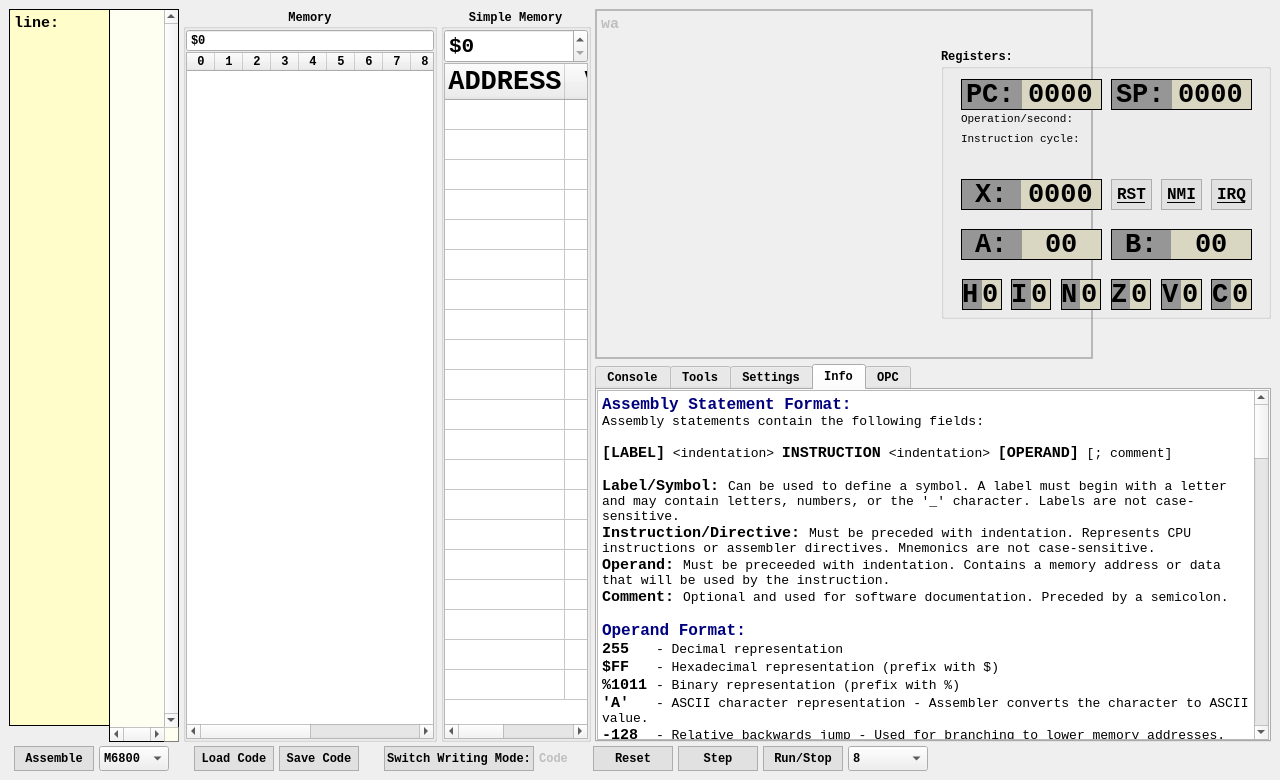
Before: the Qt Designer form src/ui/MainWindow.ui in VladimirJanus/Motorola-M68XX-Microprocessor-Emulator, drawn with Qt 5.
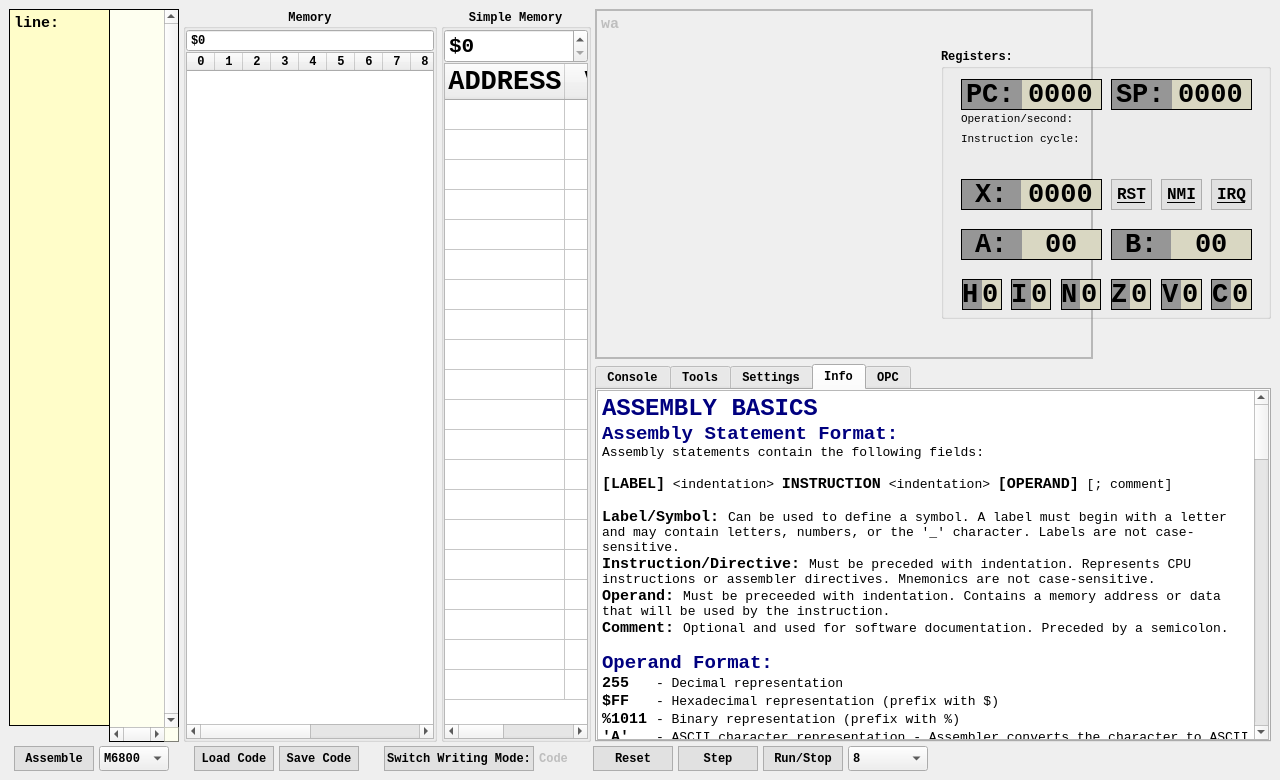
After: the same form once the commit is applied.

Commit message: selection fix, expression eval fix, assembly error report fix

What changed in the file:
```diff
--- a/src/ui/MainWindow.ui
+++ b/src/ui/MainWindow.ui
@@ -5708,7 +5708,8 @@
 li.unchecked::marker { content: &quot;\2610&quot;; }
 li.checked::marker { content: &quot;\2612&quot;; }
 &lt;/style&gt;&lt;/head&gt;&lt;body style=&quot; font-family:'Consolas'; font-size:10pt; font-weight:400; font-style:normal;&quot;&gt;
-&lt;p style=&quot; margin-top:0px; margin-bottom:0px; margin-left:0px; margin-right:0px; -qt-block-indent:0; text-indent:0px;&quot;&gt;&lt;span style=&quot; font-size:12pt; font-weight:700; color:#00007f;&quot;&gt;Assembly Statement Format:&lt;/span&gt;&lt;/p&gt;
+&lt;p style=&quot; margin-top:0px; margin-bottom:0px; margin-left:0px; margin-right:0px; -qt-block-indent:0; text-indent:0px;&quot;&gt;&lt;span style=&quot; font-size:18pt; font-weight:700; color:#00007f;&quot;&gt;ASSEMBLY BASICS&lt;/span&gt;&lt;/p&gt;
+&lt;p style=&quot; margin-top:0px; margin-bottom:0px; margin-left:0px; margin-right:0px; -qt-block-indent:0; text-indent:0px;&quot;&gt;&lt;span style=&quot; font-size:14pt; font-weight:700; color:#00007f;&quot;&gt;Assembly Statement Format:&lt;/span&gt;&lt;/p&gt;
 &lt;p style=&quot; margin-top:0px; margin-bottom:0px; margin-left:0px; margin-right:0px; -qt-block-indent:0; text-indent:0px;&quot;&gt;Assembly statements contain the following fields:&lt;/p&gt;
 &lt;p style=&quot;-qt-paragraph-type:empty; margin-top:0px; margin-bottom:0px; margin-left:0px; margin-right:0px; -qt-block-indent:0; text-indent:0px;&quot;&gt;&lt;br /&gt;&lt;/p&gt;
 &lt;p style=&quot; margin-top:0px; margin-bottom:0px; margin-left:0px; margin-right:0px; -qt-block-indent:0; text-indent:0px;&quot;&gt;&lt;span style=&quot; font-size:11pt; font-weight:700;&quot;&gt;[LABEL]&lt;/span&gt; &amp;lt;indentation&amp;gt; &lt;span style=&quot; font-size:11pt; font-weight:700;&quot;&gt;INSTRUCTION&lt;/span&gt; &amp;lt;indentation&amp;gt; &lt;span style=&quot; font-size:11pt; font-weight:700;&quot;&gt;[OPERAND]&lt;/span&gt; [; comment]&lt;/p&gt;
@@ -5718,7 +5719,7 @@
 &lt;p style=&quot; margin-top:0px; margin-bottom:0px; margin-left:0px; margin-right:0px; -qt-block-indent:0; text-indent:0px;&quot;&gt;&lt;span style=&quot; font-size:11pt; font-weight:700;&quot;&gt;Operand: &lt;/span&gt;Must be preceeded with indentation. Contains a memory address or data that will be used by the instruction.&lt;/p&gt;
 &lt;p style=&quot; margin-top:0px; margin-bottom:0px; margin-left:0px; margin-right:0px; -qt-block-indent:0; text-indent:0px;&quot;&gt;&lt;span style=&quot; font-size:11pt; font-weight:700;&quot;&gt;Comment: &lt;/span&gt;Optional and used for software documentation. Preceded by a semicolon.&lt;/p&gt;
 &lt;p style=&quot;-qt-paragraph-type:empty; margin-top:0px; margin-bottom:0px; margin-left:0px; margin-right:0px; -qt-block-indent:0; text-indent:0px;&quot;&gt;&lt;br /&gt;&lt;/p&gt;
-&lt;p style=&quot; margin-top:0px; margin-bottom:0px; margin-left:0px; margin-right:0px; -qt-block-indent:0; text-indent:0px;&quot;&gt;&lt;span style=&quot; font-size:12pt; font-weight:700; color:#00007f;&quot;&gt;Operand Format:&lt;/span&gt;&lt;/p&gt;
+&lt;p style=&quot; margin-top:0px; margin-bottom:0px; margin-left:0px; margin-right:0px; -qt-block-indent:0; text-indent:0px;&quot;&gt;&lt;span style=&quot; font-size:14pt; font-weight:700; color:#00007f;&quot;&gt;Operand Format:&lt;/span&gt;&lt;/p&gt;
 &lt;p style=&quot; margin-top:0px; margin-bottom:0px; margin-left:0px; margin-right:0px; -qt-block-indent:0; text-indent:0px;&quot;&gt;&lt;span style=&quot; font-size:11pt; font-weight:700;&quot;&gt;255   &lt;/span&gt;- Decimal representation&lt;/p&gt;
 &lt;p style=&quot; margin-top:0px; margin-bottom:0px; margin-left:0px; margin-right:0px; -qt-block-indent:0; text-indent:0px;&quot;&gt;&lt;span style=&quot; font-size:11pt; font-weight:700;&quot;&gt;$FF   &lt;/span&gt;- Hexadecimal representation (prefix with $)&lt;/p&gt;
 &lt;p style=&quot; margin-top:0px; margin-bottom:0px; margin-left:0px; margin-right:0px; -qt-block-indent:0; text-indent:0px;&quot;&gt;&lt;span style=&quot; font-size:11pt; font-weight:700;&quot;&gt;%1011 &lt;/span&gt;- Binary representation (prefix with %)&lt;/p&gt;
@@ -5727,32 +5728,34 @@
 &lt;p style=&quot; margin-top:0px; margin-bottom:0px; margin-left:0px; margin-right:0px; -qt-block-indent:0; text-indent:0px;&quot;&gt;&lt;span style=&quot; font-size:11pt; font-weight:700;&quot;&gt;&amp;quot;str&amp;quot; &lt;/span&gt;- .STR string - Used only for defining a string for the .STR directive.&lt;/p&gt;
 &lt;p style=&quot;-qt-paragraph-type:empty; margin-top:0px; margin-bottom:0px; margin-left:0px; margin-right:0px; -qt-block-indent:0; text-indent:0px;&quot;&gt;&lt;br /&gt;&lt;/p&gt;
 &lt;p style=&quot; margin-top:0px; margin-bottom:0px; margin-left:0px; margin-right:0px; -qt-block-indent:0; text-indent:0px;&quot;&gt;&lt;span style=&quot; font-size:11pt; font-weight:700;&quot;&gt;EXPRESSIONS:&lt;/span&gt;&lt;/p&gt;
-&lt;p style=&quot; margin-top:0px; margin-bottom:0px; margin-left:0px; margin-right:0px; -qt-block-indent:0; text-indent:0px;&quot;&gt;The assembler can calculate expressions during assembly using addition and subtraction operations.  Example:&lt;br /&gt;[	LDAA LABEL1+LABEL2-2]&lt;/p&gt;
-&lt;p style=&quot; margin-top:0px; margin-bottom:0px; margin-left:0px; margin-right:0px; -qt-block-indent:0; text-indent:0px;&quot;&gt;[	.EQU LBAEL1 + 40]&lt;/p&gt;
+&lt;p style=&quot; margin-top:0px; margin-bottom:0px; margin-left:0px; margin-right:0px; -qt-block-indent:0; text-indent:0px;&quot;&gt;The assembler can calculate expressions during assembly using addition and subtraction operations.  Example:&lt;br /&gt;[        LDAA LABEL1+LABEL2-2]&lt;/p&gt;
+&lt;p style=&quot; margin-top:0px; margin-bottom:0px; margin-left:0px; margin-right:0px; -qt-block-indent:0; text-indent:0px;&quot;&gt;[        .EQU LBAEL1 + 40]&lt;/p&gt;
 &lt;p style=&quot; margin-top:0px; margin-bottom:0px; margin-left:0px; margin-right:0px; -qt-block-indent:0; text-indent:0px;&quot;&gt;&lt;span style=&quot; font-weight:700;&quot;&gt;Note:&lt;/span&gt; That assembly directives do not support forward references. (can only use previously defined labels)&lt;/p&gt;
 &lt;p style=&quot; margin-top:0px; margin-bottom:0px; margin-left:0px; margin-right:0px; -qt-block-indent:0; text-indent:0px;&quot;&gt;&lt;span style=&quot; font-weight:700;&quot;&gt;Note:&lt;/span&gt; Expressions may not be used in RELative addressing.&lt;/p&gt;
 &lt;p style=&quot;-qt-paragraph-type:empty; margin-top:0px; margin-bottom:0px; margin-left:0px; margin-right:0px; -qt-block-indent:0; text-indent:0px;&quot;&gt;&lt;br /&gt;&lt;/p&gt;
-&lt;p style=&quot; margin-top:0px; margin-bottom:0px; margin-left:0px; margin-right:0px; -qt-block-indent:0; text-indent:0px;&quot;&gt;&lt;span style=&quot; font-size:12pt; font-weight:700; color:#00007f;&quot;&gt;M68XX Addressing Modes:&lt;/span&gt;&lt;/p&gt;
-&lt;p style=&quot; margin-top:0px; margin-bottom:0px; margin-left:0px; margin-right:0px; -qt-block-indent:0; text-indent:0px;&quot;&gt;&lt;span style=&quot; font-size:11pt; font-weight:700;&quot;&gt;NOP&lt;/span&gt;&lt;span style=&quot; font-size:11pt;&quot;&gt;        &lt;/span&gt;- &lt;span style=&quot; font-size:11pt; font-weight:700;&quot;&gt;INH&lt;/span&gt;erited addressing - Instruction requires no data.&lt;/p&gt;
-&lt;p style=&quot; margin-top:0px; margin-bottom:0px; margin-left:0px; margin-right:0px; -qt-block-indent:0; text-indent:0px;&quot;&gt;&lt;span style=&quot; font-size:11pt; font-weight:700;&quot;&gt;LDAA #255  &lt;/span&gt;&lt;span style=&quot; font-weight:700;&quot;&gt;-&lt;/span&gt; &lt;span style=&quot; font-size:11pt; font-weight:700;&quot;&gt;IMM&lt;/span&gt;ediate addressing - The operand is included in the instruction.&lt;/p&gt;
-&lt;p style=&quot; margin-top:0px; margin-bottom:0px; margin-left:0px; margin-right:0px; -qt-block-indent:0; text-indent:0px;&quot;&gt;&lt;span style=&quot; font-size:11pt; font-weight:700;&quot;&gt;LDAA 255   &lt;/span&gt;&lt;span style=&quot; font-weight:700;&quot;&gt;-&lt;/span&gt; &lt;span style=&quot; font-size:11pt; font-weight:700;&quot;&gt;DIR&lt;/span&gt;ect addressing    - The address of the operand is specified. (Address &amp;lt; 256)&lt;/p&gt;
-&lt;p style=&quot; margin-top:0px; margin-bottom:0px; margin-left:0px; margin-right:0px; -qt-block-indent:0; text-indent:0px;&quot;&gt;&lt;span style=&quot; font-size:11pt; font-weight:700;&quot;&gt;LDAA 65535 &lt;/span&gt;&lt;span style=&quot; font-weight:700;&quot;&gt;-&lt;/span&gt; &lt;span style=&quot; font-size:11pt; font-weight:700;&quot;&gt;EXT&lt;/span&gt;ended addressing  - The address of the operand is specified. (Address &amp;gt; 255)&lt;/p&gt;
-&lt;p style=&quot; margin-top:0px; margin-bottom:0px; margin-left:0px; margin-right:0px; -qt-block-indent:0; text-indent:0px;&quot;&gt;&lt;span style=&quot; font-size:11pt; font-weight:700;&quot;&gt;LDAA 255,x &lt;/span&gt;&lt;span style=&quot; font-weight:700;&quot;&gt;-&lt;/span&gt; &lt;span style=&quot; font-size:11pt; font-weight:700;&quot;&gt;IND&lt;/span&gt;exed addressing   - The address of the operand is the index register offset by the number specified.&lt;/p&gt;
-&lt;p style=&quot; margin-top:0px; margin-bottom:0px; margin-left:0px; margin-right:0px; -qt-block-indent:0; text-indent:0px;&quot;&gt;&lt;span style=&quot; font-size:11pt; font-weight:700;&quot;&gt;BRA 127&lt;/span&gt;&lt;span style=&quot; font-size:11pt;&quot;&gt;    &lt;/span&gt;- &lt;span style=&quot; font-size:11pt; font-weight:700;&quot;&gt;REL&lt;/span&gt;ative addressing  - Ranges [-128, 127]. The instruction to branch to is located at PC+2 +- offset.&lt;/p&gt;
+&lt;p style=&quot; margin-top:0px; margin-bottom:0px; margin-left:0px; margin-right:0px; -qt-block-indent:0; text-indent:0px;&quot;&gt;&lt;span style=&quot; font-size:14pt; font-weight:700; color:#00007f;&quot;&gt;M68XX Addressing Modes:&lt;/span&gt;&lt;/p&gt;
+&lt;p style=&quot; margin-top:0px; margin-bottom:0px; margin-left:0px; margin-right:0px; -qt-block-indent:0; text-indent:0px;&quot;&gt;&lt;span style=&quot; font-size:11pt; font-weight:700;&quot;&gt;NOP&lt;/span&gt;&lt;span style=&quot; font-size:11pt;&quot;&gt;        &lt;/span&gt;- &lt;span style=&quot; font-size:11pt; font-weight:700;&quot;&gt;INH&lt;/span&gt;erited - No operand required. The instruction operates without additional data.&lt;/p&gt;
+&lt;p style=&quot; margin-top:0px; margin-bottom:0px; margin-left:0px; margin-right:0px; -qt-block-indent:0; text-indent:0px;&quot;&gt;&lt;span style=&quot; font-size:11pt; font-weight:700;&quot;&gt;LDAA #255  &lt;/span&gt;&lt;span style=&quot; font-weight:700;&quot;&gt;-&lt;/span&gt; &lt;span style=&quot; font-size:11pt; font-weight:700;&quot;&gt;IMM&lt;/span&gt;ediate - Operand is included directly in the instruction. Loads the value &lt;span style=&quot; font-family:'Courier New';&quot;&gt;255&lt;/span&gt; into accumulator A.&lt;/p&gt;
+&lt;p style=&quot; margin-top:0px; margin-bottom:0px; margin-left:0px; margin-right:0px; -qt-block-indent:0; text-indent:0px;&quot;&gt;&lt;span style=&quot; font-size:11pt; font-weight:700;&quot;&gt;LDAA 255   &lt;/span&gt;&lt;span style=&quot; font-weight:700;&quot;&gt;-&lt;/span&gt; &lt;span style=&quot; font-size:11pt; font-weight:700;&quot;&gt;DIR&lt;/span&gt;ect    - Specifies an address less than &lt;span style=&quot; font-family:'Courier New';&quot;&gt;256&lt;/span&gt; (i.e., &lt;span style=&quot; font-family:'Courier New';&quot;&gt;$00 - $FF&lt;/span&gt;). Loads the value at memory address &lt;span style=&quot; font-family:'Courier New';&quot;&gt;255&lt;/span&gt; into A.&lt;/p&gt;
+&lt;p style=&quot; margin-top:0px; margin-bottom:0px; margin-left:0px; margin-right:0px; -qt-block-indent:0; text-indent:0px;&quot;&gt;&lt;span style=&quot; font-size:11pt; font-weight:700;&quot;&gt;LDAA 65535 &lt;/span&gt;&lt;span style=&quot; font-weight:700;&quot;&gt;-&lt;/span&gt; &lt;span style=&quot; font-size:11pt; font-weight:700;&quot;&gt;EXT&lt;/span&gt;ended  - Specifies an address greater than &lt;span style=&quot; font-family:'Courier New';&quot;&gt;255&lt;/span&gt; (i.e., &lt;span style=&quot; font-family:'Courier New';&quot;&gt;$0100 - $FFFF&lt;/span&gt;). Loads the value at memory address &lt;span style=&quot; font-family:'Courier New';&quot;&gt;65535&lt;/span&gt; into A.&lt;/p&gt;
+&lt;p style=&quot; margin-top:0px; margin-bottom:0px; margin-left:0px; margin-right:0px; -qt-block-indent:0; text-indent:0px;&quot;&gt;&lt;span style=&quot; font-size:11pt; font-weight:700;&quot;&gt;LDAA 255,x &lt;/span&gt;&lt;span style=&quot; font-weight:700;&quot;&gt;-&lt;/span&gt; &lt;span style=&quot; font-size:11pt; font-weight:700;&quot;&gt;IND&lt;/span&gt;exed   - The operand’s address is calculated as the sum of the index register (&lt;span style=&quot; font-family:'Courier New';&quot;&gt;X&lt;/span&gt;) and the offset &lt;span style=&quot; font-family:'Courier New';&quot;&gt;255&lt;/span&gt;. Loads the value at this calculated address into A.&lt;/p&gt;
+&lt;p style=&quot; margin-top:0px; margin-bottom:0px; margin-left:0px; margin-right:0px; -qt-block-indent:0; text-indent:0px;&quot;&gt;&lt;span style=&quot; font-size:11pt; font-weight:700;&quot;&gt;BRA 127&lt;/span&gt;&lt;span style=&quot; font-size:11pt;&quot;&gt;    &lt;/span&gt;- &lt;span style=&quot; font-size:11pt; font-weight:700;&quot;&gt;REL&lt;/span&gt;ative  - Used for branching. The branch target is relative to the program counter (PC). Offset ranges from &lt;span style=&quot; font-family:'Courier New';&quot;&gt;-128&lt;/span&gt; to &lt;span style=&quot; font-family:'Courier New';&quot;&gt;+127&lt;/span&gt;. The location is calculated as PC+2+offset.&lt;/p&gt;
 &lt;p style=&quot;-qt-paragraph-type:empty; margin-top:0px; margin-bottom:0px; margin-left:0px; margin-right:0px; -qt-block-indent:0; text-indent:0px; font-size:11pt; font-weight:700;&quot;&gt;&lt;br /&gt;&lt;/p&gt;
-&lt;p style=&quot; margin-top:0px; margin-bottom:0px; margin-left:0px; margin-right:0px; -qt-block-indent:0; text-indent:0px;&quot;&gt;&lt;span style=&quot; font-size:12pt; font-weight:700; color:#00007f;&quot;&gt;Assembly Directives:&lt;/span&gt;&lt;/p&gt;
-&lt;p style=&quot; margin-top:0px; margin-bottom:0px; margin-left:0px; margin-right:0px; -qt-block-indent:0; text-indent:0px;&quot;&gt;&lt;span style=&quot; font-size:11pt; font-weight:700;&quot;&gt;.ORG  &lt;/span&gt;- sets where code will be assembled following the directive and sets the reset pointer to the specified address. Example:&lt;br /&gt;[	.org $50]&lt;/p&gt;
-&lt;p style=&quot; margin-top:0px; margin-bottom:0px; margin-left:0px; margin-right:0px; -qt-block-indent:0; text-indent:0px;&quot;&gt;&lt;span style=&quot; font-size:11pt; font-weight:700;&quot;&gt;.EQU  &lt;/span&gt;- assigns a constant value to a label. Example:&lt;br /&gt;[hello	.equ 56]&lt;/p&gt;
-&lt;p style=&quot; margin-top:0px; margin-bottom:0px; margin-left:0px; margin-right:0px; -qt-block-indent:0; text-indent:0px;&quot;&gt;&lt;span style=&quot; font-size:11pt; font-weight:700;&quot;&gt;.RMB  &lt;/span&gt;- reserves memory. Tells the assembler to continue assembling after the reserved memory. Example:&lt;br /&gt;[	.rmb  56]&lt;/p&gt;
-&lt;p style=&quot; margin-top:0px; margin-bottom:0px; margin-left:0px; margin-right:0px; -qt-block-indent:0; text-indent:0px;&quot;&gt;&lt;span style=&quot; font-size:11pt; font-weight:700;&quot;&gt;.BYTE &lt;/span&gt;- sets an address in memory to a byte represented by its operand. By separating multiple bytes with commas, they will be consecutively written to memory. Its label will contain the location of the first byte. Examples:&lt;br /&gt;[	.byte %101011]&lt;br /&gt;[	.byte 'g',$62,35]&lt;/p&gt;
-&lt;p style=&quot; margin-top:0px; margin-bottom:0px; margin-left:0px; margin-right:0px; -qt-block-indent:0; text-indent:0px;&quot;&gt;&lt;span style=&quot; font-size:11pt; font-weight:700;&quot;&gt;.WORD &lt;/span&gt;- sets an address in memory to a word (2 bytes) represented by its operand. By separating multiple words with commas, they will be consecutively written to memory. Its label will contain the location of the first word. Examples:&lt;br /&gt;[	.word %101011111]&lt;br /&gt;[	.word 'g',$622,256]&lt;/p&gt;
-&lt;p style=&quot; margin-top:0px; margin-bottom:0px; margin-left:0px; margin-right:0px; -qt-block-indent:0; text-indent:0px;&quot;&gt;&lt;span style=&quot; font-size:11pt; font-weight:700;&quot;&gt;.SETB &lt;/span&gt;- stores a byte to the specified address. The address and value are separated by commas. Example:&lt;br /&gt;[	.setb $1FFF,$FF]&lt;/p&gt;
-&lt;p style=&quot; margin-top:0px; margin-bottom:0px; margin-left:0px; margin-right:0px; -qt-block-indent:0; text-indent:0px;&quot;&gt;&lt;span style=&quot; font-size:11pt; font-weight:700;&quot;&gt;.SETW &lt;/span&gt;- stores a word (2 bytes) to the specified address. The address and value are separated by commas. Example:&lt;br /&gt;[	.setw $1FFF,$FFFF]&lt;/p&gt;
+&lt;p style=&quot; margin-top:0px; margin-bottom:0px; margin-left:0px; margin-right:0px; -qt-block-indent:0; text-indent:0px;&quot;&gt;&lt;span style=&quot; font-size:14pt; font-weight:700; color:#00007f;&quot;&gt;Assembly Directives:&lt;/span&gt;&lt;/p&gt;
+&lt;p style=&quot; margin-top:0px; margin-bottom:0px; margin-left:0px; margin-right:0px; -qt-block-indent:0; text-indent:0px;&quot;&gt;&lt;span style=&quot; font-size:11pt; font-weight:700;&quot;&gt;.ORG  &lt;/span&gt;- sets where code will be assembled following the directive and sets the reset pointer to the specified address. Example:&lt;br /&gt;[        .org $50]&lt;/p&gt;
+&lt;p style=&quot; margin-top:0px; margin-bottom:0px; margin-left:0px; margin-right:0px; -qt-block-indent:0; text-indent:0px;&quot;&gt;&lt;span style=&quot; font-size:11pt; font-weight:700;&quot;&gt;.EQU  &lt;/span&gt;- assigns a constant value to a label. Example:&lt;br /&gt;[hello   .equ 56]&lt;/p&gt;
+&lt;p style=&quot; margin-top:0px; margin-bottom:0px; margin-left:0px; margin-right:0px; -qt-block-indent:0; text-indent:0px;&quot;&gt;&lt;span style=&quot; font-size:11pt; font-weight:700;&quot;&gt;.RMB  &lt;/span&gt;- reserves memory. Tells the assembler to continue assembling after the reserved memory. Example:&lt;br /&gt;[        .rmb  56]&lt;/p&gt;
+&lt;p style=&quot; margin-top:0px; margin-bottom:0px; margin-left:0px; margin-right:0px; -qt-block-indent:0; text-indent:0px;&quot;&gt;&lt;span style=&quot; font-size:11pt; font-weight:700;&quot;&gt;.BYTE &lt;/span&gt;- sets an address in memory to a byte represented by its operand. By separating multiple bytes with commas, they will be consecutively written to memory. Its label will contain the location of the first byte. Examples:&lt;br /&gt;[        .byte %101011]&lt;br /&gt;[        .byte 'g',$62,35]&lt;/p&gt;
+&lt;p style=&quot; margin-top:0px; margin-bottom:0px; margin-left:0px; margin-right:0px; -qt-block-indent:0; text-indent:0px;&quot;&gt;&lt;span style=&quot; font-size:11pt; font-weight:700;&quot;&gt;.WORD &lt;/span&gt;- sets an address in memory to a word (2 bytes) represented by its operand. By separating multiple words with commas, they will be consecutively written to memory. Its label will contain the location of the first word. Examples:&lt;br /&gt;[        .word %101011111]&lt;br /&gt;[        .word 'g',$622,256]&lt;/p&gt;
+&lt;p style=&quot; margin-top:0px; margin-bottom:0px; margin-left:0px; margin-right:0px; -qt-block-indent:0; text-indent:0px;&quot;&gt;&lt;span style=&quot; font-size:11pt; font-weight:700;&quot;&gt;.SETB &lt;/span&gt;- stores a byte to the specified address. The address and value are separated by commas. Example:&lt;br /&gt;[        .setb $1FFF,$FF]&lt;/p&gt;
+&lt;p style=&quot; margin-top:0px; margin-bottom:0px; margin-left:0px; margin-right:0px; -qt-block-indent:0; text-indent:0px;&quot;&gt;&lt;span style=&quot; font-size:11pt; font-weight:700;&quot;&gt;.SETW &lt;/span&gt;- stores a word (2 bytes) to the specified address. The address and value are separated by commas. Example:&lt;br /&gt;[        .setw $1FFF,$FFFF]&lt;/p&gt;
 &lt;p style=&quot; margin-top:0px; margin-bottom:0px; margin-left:0px; margin-right:0px; -qt-block-indent:0; text-indent:0px;&quot;&gt;&lt;span style=&quot; font-size:11pt; font-weight:700;&quot;&gt;.STR  &lt;/span&gt;- sets a string in memory. The string can include quotes. Examples:&lt;/p&gt;
-&lt;p style=&quot; margin-top:0px; margin-bottom:0px; margin-left:0px; margin-right:0px; -qt-block-indent:0; text-indent:0px;&quot;&gt;[	.str &amp;quot;hello world!&amp;quot;]&lt;/p&gt;
-&lt;p style=&quot; margin-top:0px; margin-bottom:0px; margin-left:0px; margin-right:0px; -qt-block-indent:0; text-indent:0px;&quot;&gt;[	.str &amp;quot;value: &amp;quot;12&amp;quot;&amp;quot;]&lt;/p&gt;
+&lt;p style=&quot; margin-top:0px; margin-bottom:0px; margin-left:0px; margin-right:0px; -qt-block-indent:0; text-indent:0px;&quot;&gt;[        .str &amp;quot;hello world!&amp;quot;]&lt;/p&gt;
+&lt;p style=&quot; margin-top:0px; margin-bottom:0px; margin-left:0px; margin-right:0px; -qt-block-indent:0; text-indent:0px;&quot;&gt;[        .str &amp;quot;value: &amp;quot;12&amp;quot;&amp;quot;]&lt;/p&gt;
 &lt;p style=&quot; margin-top:0px; margin-bottom:0px; margin-left:0px; margin-right:0px; -qt-block-indent:0; text-indent:0px;&quot;&gt;Assembly directives can contain expressions or labels but do not support forward references. (can only use previously defined labels)&lt;/p&gt;
 &lt;p style=&quot;-qt-paragraph-type:empty; margin-top:0px; margin-bottom:0px; margin-left:0px; margin-right:0px; -qt-block-indent:0; text-indent:0px;&quot;&gt;&lt;br /&gt;&lt;/p&gt;
+&lt;p style=&quot;-qt-paragraph-type:empty; margin-top:0px; margin-bottom:0px; margin-left:0px; margin-right:0px; -qt-block-indent:0; text-indent:0px;&quot;&gt;&lt;br /&gt;&lt;/p&gt;
+&lt;p style=&quot;-qt-paragraph-type:empty; margin-top:0px; margin-bottom:0px; margin-left:0px; margin-right:0px; -qt-block-indent:0; text-indent:0px;&quot;&gt;&lt;br /&gt;&lt;/p&gt;
 &lt;p style=&quot; margin-top:0px; margin-bottom:0px; margin-left:0px; margin-right:0px; -qt-block-indent:0; text-indent:0px;&quot;&gt;&lt;span style=&quot; font-size:12pt; font-weight:700; color:#00007f;&quot;&gt;Emulator functionality:&lt;/span&gt;&lt;/p&gt;
 &lt;p style=&quot; margin-top:0px; margin-bottom:0px; margin-left:0px; margin-right:0px; -qt-block-indent:0; text-indent:0px;&quot;&gt;&lt;span style=&quot; font-size:11pt; font-weight:700;&quot;&gt;Lines tab:&lt;/span&gt; On the most left of the window. Displays the line number and the hexadecimal address of the line's instruction (when assembled), which are separated by a colon. If the setting “Advanced code info” is ticked, the lines tab will also display opcodes and operands. &lt;/p&gt;
 &lt;p style=&quot; margin-top:0px; margin-bottom:0px; margin-left:0px; margin-right:0px; -qt-block-indent:0; text-indent:0px;&quot;&gt;If the current code is assembled, you will also be able to click on a line and mark it and its address in the memory with a green background. To unmark a line, click on it again. To unmark all lines, click the right mouse button.&lt;/p&gt;
```
The commit also changes 5 other files.
